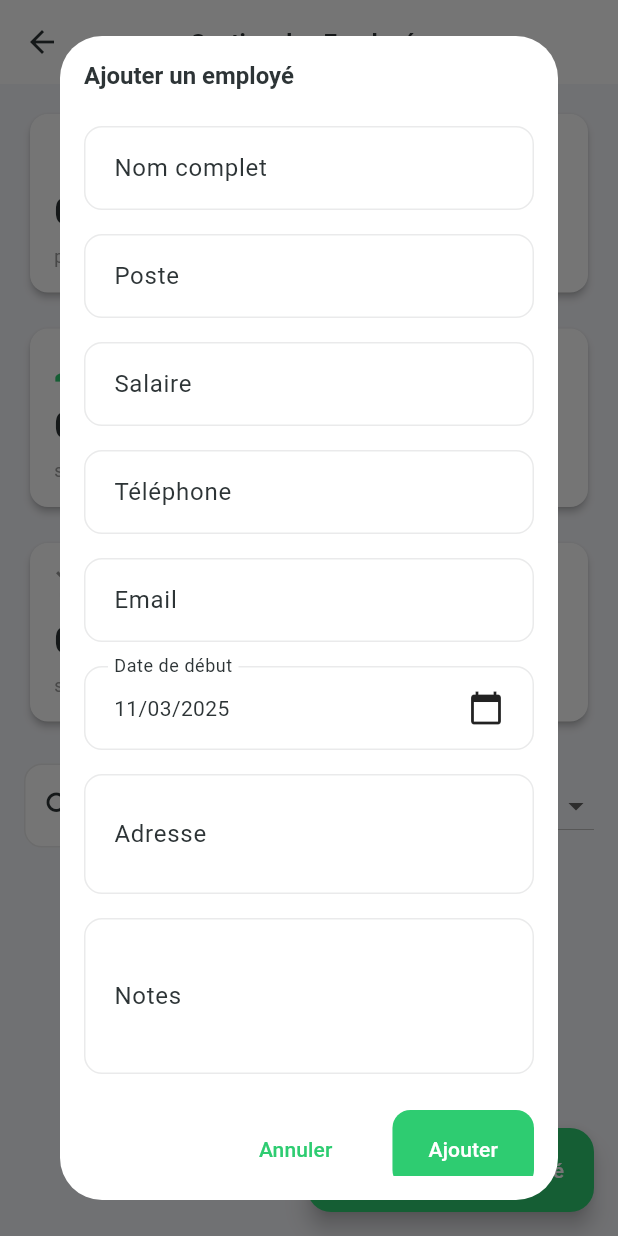
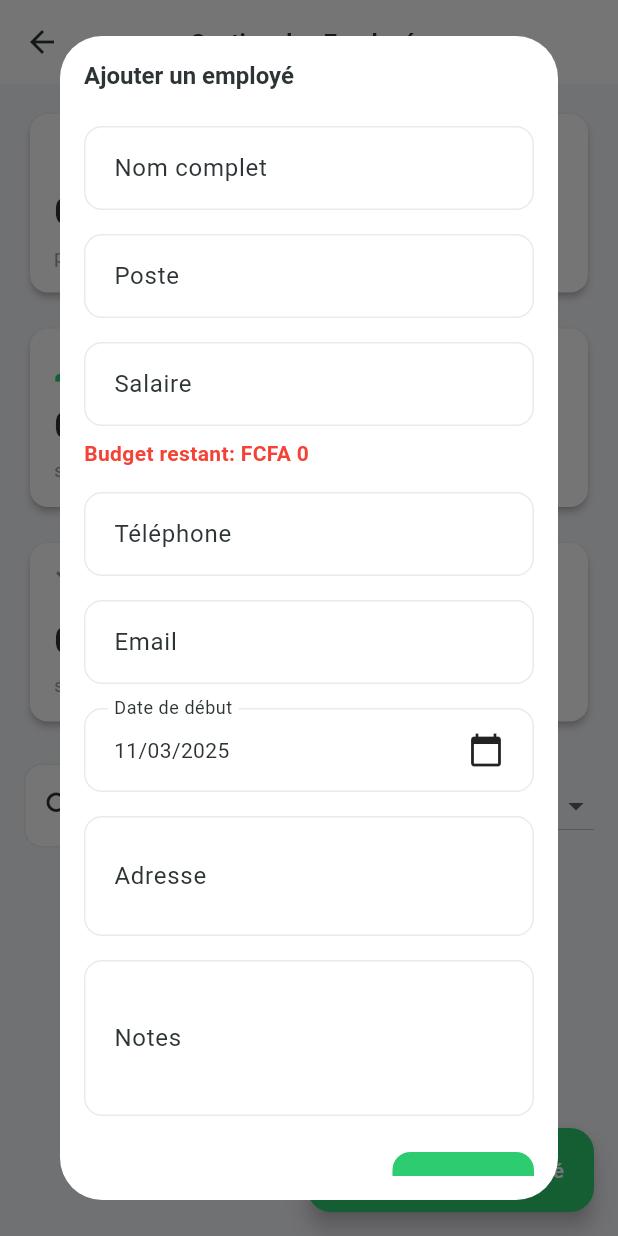
Before and after one commit to sabiski/agritech, a Flutter app: the EmployeeView screen opened by its route, after a tap on "Ajouter un employé", on a phone screen of 412 x 824 dp. Run offline on Flutter 3.47's test engine with Material 3 defaults, Android fonts, the phone set to English and light mode, and no system bars; our stand-ins replace fl_chart, get, get_storage, google_fonts, image_picker, shared_preferences and 2 more; accounts and stored records are empty.

Commit message:
add notifications

```diff
--- a/lib/app/modules/auth/controllers/auth_controller.dart
+++ b/lib/app/modules/auth/controllers/auth_controller.dart
@@ -1,5 +1,6 @@
 import 'package:get/get.dart';
 import 'package:supabase_flutter/supabase_flutter.dart';
+import 'package:flutter/material.dart';
 
 class AuthController extends GetxController {
   final _supabase = Supabase.instance.client;
--- a/lib/app/modules/employee/bindings/employee_binding.dart
+++ b/lib/app/modules/employee/bindings/employee_binding.dart
@@ -2,10 +2,15 @@ import 'package:get/get.dart';
 import '../controllers/employee_controller.dart';
 import '../services/employee_analytics_service.dart';
 import '../services/salary_settings_service.dart';
+import '../services/salary_service.dart';
+import '../../finance/controllers/finance_controller.dart';
 
 class EmployeeBinding extends Bindings {
   @override
   void dependencies() {
+    Get.lazyPut<FinanceController>(
+      () => FinanceController(),
+    );
     Get.lazyPut<EmployeeController>(
       () => EmployeeController(),
     );
@@ -15,5 +20,8 @@ class EmployeeBinding extends Bindings {
     Get.lazyPut<SalarySettingsService>(
       () => SalarySettingsService(),
     );
+    Get.lazyPut<SalaryService>(
+      () => SalaryService(),
+    );
   }
 }
--- a/lib/app/modules/employee/services/salary_service.dart
+++ b/lib/app/modules/employee/services/salary_service.dart
@@ -18,6 +18,60 @@ class SalaryService extends GetxService {
 
   // Observable pour l'historique des salaires
   final RxList<SalaryTransactionModel> salaryHistory = <SalaryTransactionModel>[].obs;
+
+  // Observable pour le budget salarial
+  final Rx<double> salaryBudget = 0.0.obs;
+  final Rx<double> totalSalaries = 0.0.obs;
+
+  @override
+  void onInit() {
+    super.onInit();
+    _loadSalaryBudget();
+    _calculateTotalSalaries();
+  }
+
+  // Charger le budget salarial depuis les transactions
+  Future<void> _loadSalaryBudget() async {
+    try {
+      final transactions = await _financeController.getTransactionsByCategory(
+        category: 'Salaires',
+        period: null,
+      );
+
+      // Trouver la transaction de budget la plus récente
+      final budgetTransaction = transactions.lastWhere(
+        (t) => t.metadata == null || (t.metadata as Map<String, dynamic>)['type'] != 'salary_payment',
+        orElse: () => throw Exception('Aucun budget salarial défini'),
+      );
+
+      salaryBudget.value = budgetTransaction.amount ?? 0.0;
+      print('Budget salarial chargé: ${salaryBudget.value}');
+    } catch (e) {
+      print('Erreur lors du chargement du budget salarial: $e');
+      salaryBudget.value = 0.0;
+    }
+  }
+
+  // Calculer la somme des salaires actuels
+  void _calculateTotalSalaries() {
+    final total = _employeeController.employees
+        .where((e) => e.status == EmployeeStatus.active)
+        .fold<double>(0.0, (sum, employee) => sum + employee.salary);
+
+    totalSalaries.value = total;
+    print('Total des salaires: ${totalSalaries.value}');
+  }
+
+  // Vérifier si l'ajout d'un nouveau salaire dépasse le budget
+  bool canAddSalary(double newSalary) {
+    final projectedTotal = totalSalaries.value + newSalary;
+    return projectedTotal <= salaryBudget.value;
+  }
+
+  // Obtenir le montant restant du budget
+  double getRemainingBudget() {
+    return salaryBudget.value - totalSalaries.value;
+  }
 
   // Calculer le bonus basé sur la performance
   double calculatePerformanceBonus(String employeeId, double baseSalary) {
@@ -74,6 +128,7 @@ class SalaryService extends GetxService {
         'type': 'salary_payment',
         'employee_id': employeeId,
         'employee_name': employee.fullName,
+        'position': employee.position,
         'base_amount': baseSalary,
         'bonus_amount': bonusAmount,
         'period': period,
@@ -197,4 +252,24 @@ class SalaryService extends GetxService {
                      (t.metadata as Map<String, dynamic>?)?['type'] == 'salary_payment')
         .fold<double>(0.0, (sum, transaction) => sum + (transaction.amount ?? 0.0));
   }
+
+  // Obtenir les informations de salaire d'un employé
+  Map<String, dynamic> getEmployeeSalaryInfo(String employeeId) {
+    final employee = _employeeController.employees.firstWhere(
+      (e) => e.id == employeeId,
+      orElse: () => throw Exception('Employé non trouvé'),
+    );
+
+    final baseSalary = employee.salary;
+    final bonusAmount = calculatePerformanceBonus(employeeId, baseSalary);
+    final totalSalary = baseSalary + bonusAmount;
+
+    return {
+      'employee': employee,
+      'base_salary': baseSalary,
+      'bonus_amount': bonusAmount,
+      'total_salary': totalSalary,
+      'performance_metrics': _analyticsService.getEmployeePerformanceStats(employeeId),
+    };
+  }
 }
--- a/lib/app/modules/employee/views/widgets/employee_form.dart
+++ b/lib/app/modules/employee/views/widgets/employee_form.dart
@@ -2,6 +2,7 @@ import 'package:flutter/material.dart';
 import 'package:flutter/services.dart';
 import 'package:get/get.dart';
 import '../../controllers/employee_controller.dart';
+import '../../services/salary_service.dart';
 import '../../../../data/models/employee_model.dart';
 import '../../../../core/theme/app_theme.dart';
 import 'package:intl/intl.dart';
@@ -21,6 +22,7 @@ class EmployeeForm extends StatefulWidget {
 class _EmployeeFormState extends State<EmployeeForm> {
   final _formKey = GlobalKey<FormState>();
   final _controller = Get.find<EmployeeController>();
+  final _salaryService = Get.find<SalaryService>();
   final _scrollController = ScrollController();
 
   late TextEditingController _fullNameController;
@@ -78,12 +80,29 @@ class _EmployeeFormState extends State<EmployeeForm> {
       setState(() => _isLoading = true);
 
       try {
+        final newSalary = double.parse(_salaryController.text);
+
+        // Vérifier si le nouveau salaire respecte le budget
+        if (!_salaryService.canAddSalary(newSalary)) {
+          Get.snackbar(
+            'Budget dépassé',
+            'Le salaire proposé dépasse le budget disponible. Budget restant: ${NumberFormat.currency(
+              symbol: 'FCFA ',
+              decimalDigits: 0,
+            ).format(_salaryService.getRemainingBudget())}',
+            backgroundColor: Colors.red,
+            colorText: Colors.white,
+            duration: const Duration(seconds: 5),
+          );
+          return;
+        }
+
         if (widget.employee != null) {
           final updatedEmployee = EmployeeModel(
             id: widget.employee!.id,
             fullName: _fullNameController.text,
             position: _positionController.text,
-            salary: double.parse(_salaryController.text),
+            salary: newSalary,
             phoneNumber: _phoneController.text,
             email: _emailController.text,
             status: widget.employee!.status,
@@ -100,7 +119,7 @@ class _EmployeeFormState extends State<EmployeeForm> {
           await _controller.addEmployee(
             fullName: _fullNameController.text,
             position: _positionController.text,
-            salary: double.parse(_salaryController.text),
+            salary: newSalary,
             phoneNumber: _phoneController.text,
             email: _emailController.text,
             startDate: _startDate,
@@ -167,6 +186,9 @@ class _EmployeeFormState extends State<EmployeeForm> {
                   const SizedBox(height: 16),
 
                   // Salaire
+                  Column(
+                    crossAxisAlignment: CrossAxisAlignment.stretch,
+                    children: [
                       TextFormField(
                         controller: _salaryController,
                         decoration: const InputDecoration(
@@ -187,6 +209,21 @@ class _EmployeeFormState extends State<EmployeeForm> {
                           }
                           return null;
                         },
+                      ),
+                      const SizedBox(height: 8),
+                      Obx(() => Text(
+                        'Budget restant: ${NumberFormat.currency(
+                          symbol: 'FCFA ',
+                          decimalDigits: 0,
+                        ).format(_salaryService.getRemainingBudget())}',
+                        style: TextStyle(
+                          color: _salaryService.getRemainingBudget() > 0
+                            ? Colors.green
+                            : Colors.red,
+                          fontWeight: FontWeight.bold,
+                        ),
+                      )),
+                    ],
                   ),
                   const SizedBox(height: 16),
 
```
Lines whose indentation alone changed are shown as unchanged.
